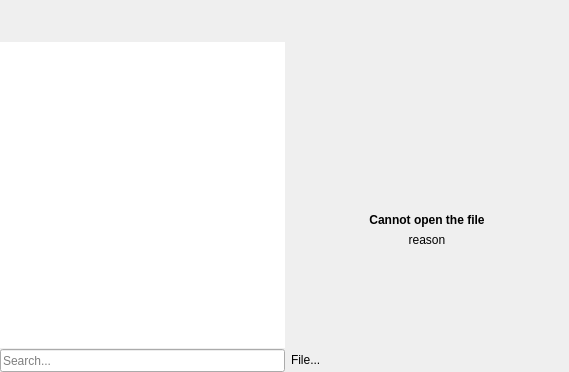
This is sources/editor/editor.ui in davy7125/polyphone as Qt 5 draws it before an edit. The edited form follows.
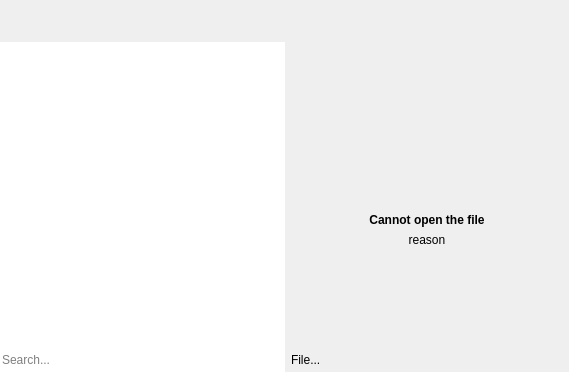
This is the edited form. The open tabs and pages were chosen to show the change. Custom widgets are drawn as their Qt base class.

Commit message: Search line edit color

The edit to the form file:
```diff
--- a/sources/editor/editor.ui
+++ b/sources/editor/editor.ui
@@ -151,7 +151,7 @@
             <number>0</number>
            </property>
            <property name="topMargin">
-            <number>1</number>
+            <number>0</number>
            </property>
            <property name="rightMargin">
             <number>0</number>
@@ -164,7 +164,7 @@
              <property name="minimumSize">
               <size>
                <width>0</width>
-               <height>23</height>
+               <height>24</height>
               </size>
              </property>
              <property name="maximumSize">
@@ -176,6 +176,9 @@
              <property name="text">
               <string/>
              </property>
+             <property name="frame">
+              <bool>false</bool>
+             </property>
              <property name="placeholderText">
               <string>Search...</string>
              </property>
```
Left out of the diff: 1 changed line with no effect on the pictures. The commit also changes 1 other file.
